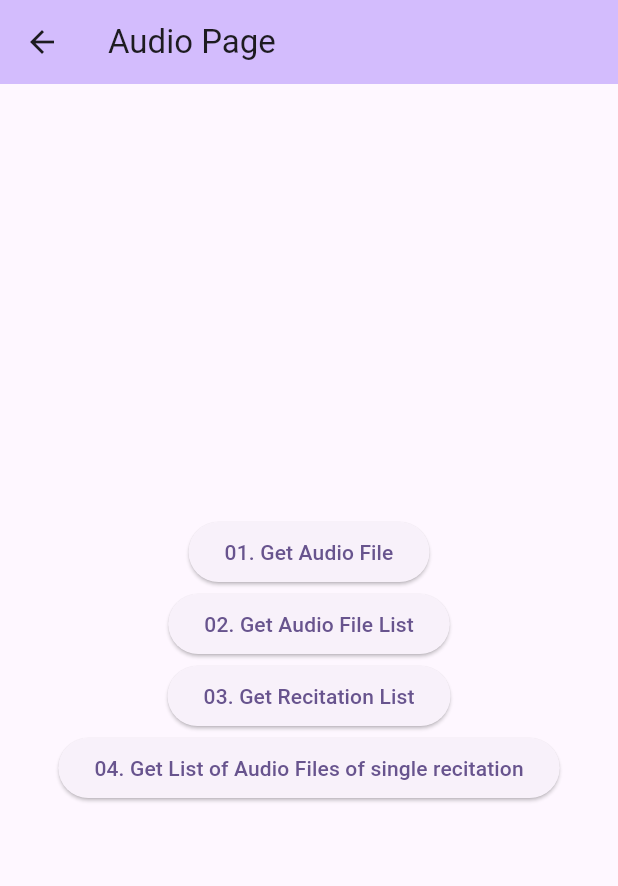
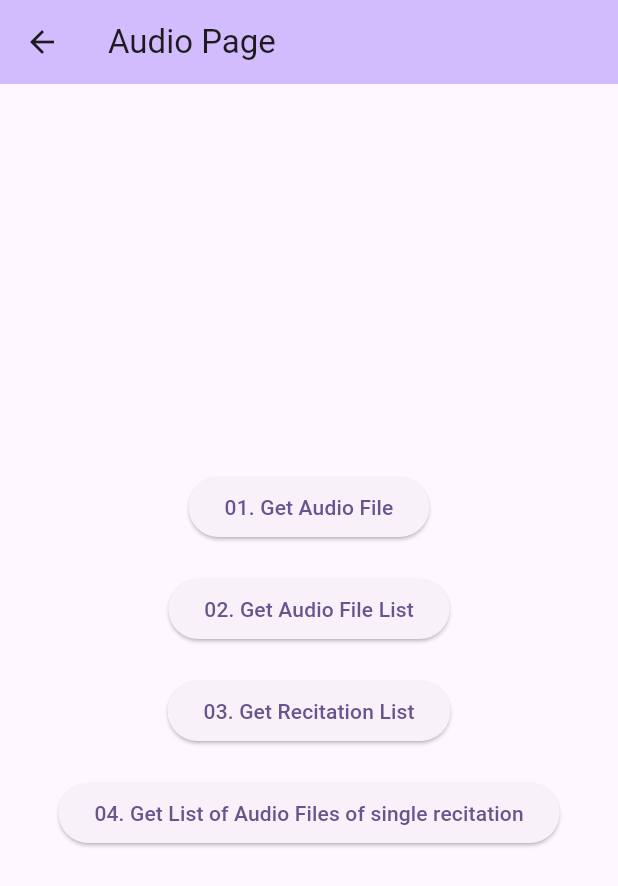
Before and after one commit to tajjacob/quran_com_api, a Flutter app: the AudioPage screen opened directly, on a phone screen of 412 x 824 dp. Shown: the top 886 px of the screen. Run offline on Flutter 3.47's test engine with Material 3 defaults, Android fonts, the phone set to English and light mode, and no system bars; our stand-ins replace dio, flutter_riverpod, pretty_dio_logger, riverpod_annotation; missing offline and left inert: dio_smart_retry.

Commit message:
💄 ui: add spacer

```diff
--- a/example/lib/features/audio/presentation/pages/audio_page.dart
+++ b/example/lib/features/audio/presentation/pages/audio_page.dart
@@ -52,6 +52,7 @@ class AudioPage extends StatelessWidget {
                 },
                 child: const Text('01. Get Audio File'),
               ),
+              const SizedBox(height: 20),
               ElevatedButton(
                 onPressed: () async {
                   audioFileList = await audioFileRepo.getAudioFileList(
@@ -71,6 +72,7 @@ class AudioPage extends StatelessWidget {
                 },
                 child: const Text('02. Get Audio File List'),
               ),
+              const SizedBox(height: 20),
               ElevatedButton(
                 onPressed: () async {
                   recitationList = await recitationRepo.getRecitationList(
@@ -90,6 +92,7 @@ class AudioPage extends StatelessWidget {
                 },
                 child: const Text('03. Get Recitation List'),
               ),
+              const SizedBox(height: 20),
               ElevatedButton(
                 onPressed: () async {
                   audioSingleList = await audioSingleRepo.getAudioFileList(
```
